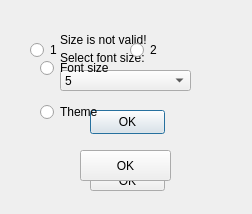
First picture: the form in src/editorsettings/editorsettings.ui, repository ilija-s/html-editor, before the edit.
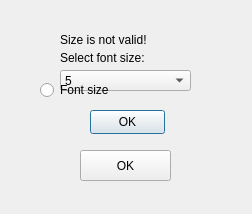
Second picture: the form after the edit.

Commit message: fix:Deleted theme part, was not finished

Patch:
```diff
--- a/src/editorsettings/editorsettings.ui
+++ b/src/editorsettings/editorsettings.ui
@@ -176,13 +176,6 @@
        </property>
       </widget>
      </item>
-     <item>
-      <widget class="QRadioButton" name="rbTheme">
-       <property name="text">
-        <string>Theme</string>
-       </property>
-      </widget>
-     </item>
     </layout>
    </widget>
    <widget class="QPushButton" name="pbOK">
@@ -199,58 +192,6 @@
     </property>
    </widget>
   </widget>
-  <widget class="QWidget" name="wTheme" native="true">
-   <property name="geometry">
-    <rect>
-     <x>20</x>
-     <y>10</y>
-     <width>209</width>
-     <height>184</height>
-    </rect>
-   </property>
-   <widget class="QRadioButton" name="rbFirst">
-    <property name="geometry">
-     <rect>
-      <x>10</x>
-      <y>30</y>
-      <width>89</width>
-      <height>20</height>
-     </rect>
-    </property>
-    <property name="text">
-     <string>1</string>
-    </property>
-   </widget>
-   <widget class="QRadioButton" name="rbSecond">
-    <property name="geometry">
-     <rect>
-      <x>110</x>
-      <y>30</y>
-      <width>89</width>
-      <height>20</height>
-     </rect>
-    </property>
-    <property name="text">
-     <string>2</string>
-    </property>
-   </widget>
-   <widget class="QPushButton" name="pbOKTheme">
-    <property name="geometry">
-     <rect>
-      <x>70</x>
-      <y>160</y>
-      <width>75</width>
-      <height>21</height>
-     </rect>
-    </property>
-    <property name="text">
-     <string>OK</string>
-    </property>
-   </widget>
-  </widget>
-  <zorder>wFontSize</zorder>
-  <zorder>wTheme</zorder>
-  <zorder>wInitial</zorder>
  </widget>
  <resources/>
  <connections/>
```
The commit also changes 2 other files.
